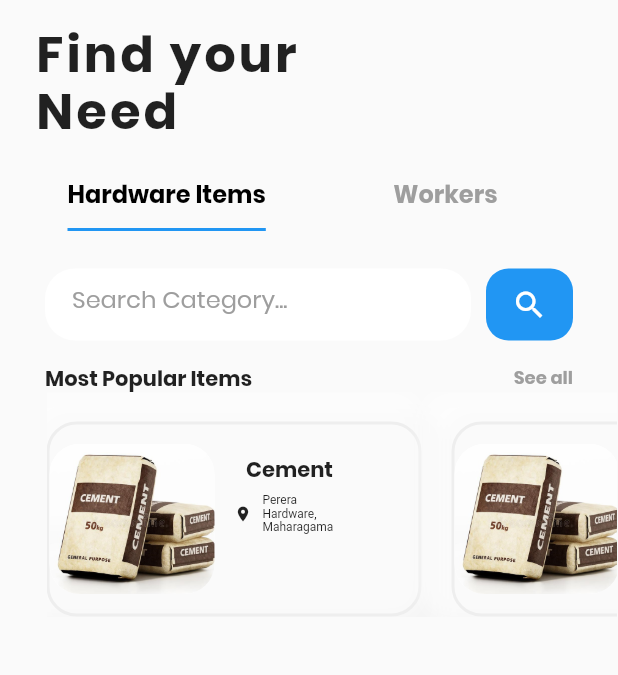
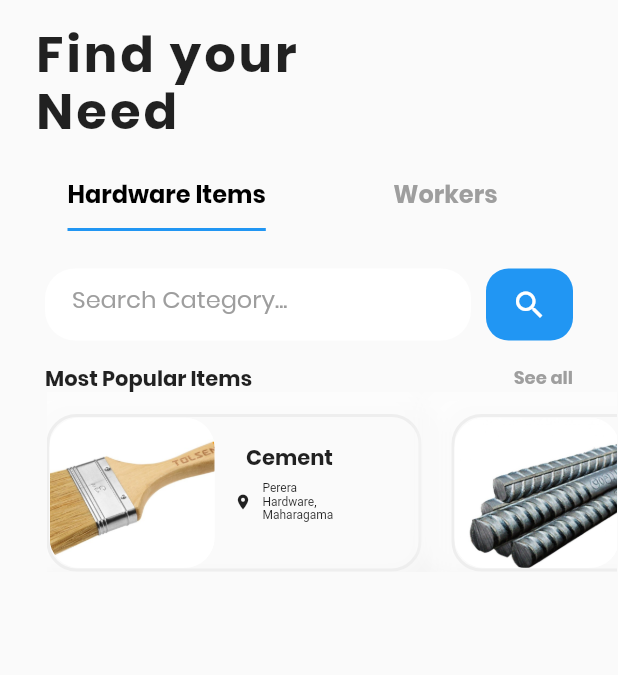
Before and after one commit to ProSiteGroup2/Group2, a Flutter app: the screen it shows after launch, on a phone screen of 412 x 824 dp, the part 90-765 px from its top. Run offline on Flutter 3.47's test engine with Material 2 defaults, Android fonts, the phone set to English and light mode, and no system bars.

Commit message:
all images add to carousal

```diff
--- a/lib/components/image_causerol.dart
+++ b/lib/components/image_causerol.dart
@@ -31,7 +31,7 @@ class _ImageCauserolState extends State<ImageCauserol> {
   Widget build(BuildContext context) {
     return SizedBox(
       width: kPropWidth(context, 1) - 32,
-      height: 150,
+      height: 120,
       child: Stack(
         children: [
           // Image Causerol
@@ -43,7 +43,7 @@ class _ImageCauserolState extends State<ImageCauserol> {
                 return Container(
                               width: 250,
                               height: 100,
-                              margin: EdgeInsets.only( right:20,top: 20),
+                              margin: EdgeInsets.only( right:20,top: 15),
                               decoration: BoxDecoration(
                                  border: Border.all(width: 2, color: Colors.grey.shade200),
                                  borderRadius: BorderRadius.all(Radius.circular(20)),
@@ -71,7 +71,7 @@ class _ImageCauserolState extends State<ImageCauserol> {
                                       borderRadius: BorderRadius.circular(20),
                                       color: Colors.white,
                                       image: DecorationImage(
-                                        image: AssetImage("assets/imgs/cement.png"),
+                                        image: AssetImage("${imgs[i]}"),
                                         fit: BoxFit.cover,
                                         ),
                                       ),
@@ -146,7 +146,7 @@ class _ImageCauserolState extends State<ImageCauserol> {
           //             "$photo",
           //             style: const TextStyle(
           //                 fontSize: 14.0,
-          //                 color: Colors.white,
+          //                 color: Colors.black,
           //                 fontWeight: FontWeight.w600),
           //           ),
           //           const SizedBox(
--- a/lib/main.dart
+++ b/lib/main.dart
@@ -1,6 +1,7 @@
 import 'package:flutter/material.dart';
 import 'package:hardware_new/src/ui/home_screen.dart';
-
+// ignore: unused_import
+import 'dart:ui';
 
 void main() {
   runApp(MyApp());
--- a/lib/src/ui/home_screen.dart
+++ b/lib/src/ui/home_screen.dart
@@ -22,15 +22,17 @@ Map<String, dynamic> data = {
     'about':
         "Lorem ipsum dolor sit amet, consectetur adipiscing elit. Nullam justo velit, iaculis ac diam et, condimentum molestie felis. Curabitur maximus turpis ut vehicula aliquet. Proin vitae eleifend metus Nullam justo velit, iaculis ac diam et, condimentum molestie felis. Curabitur maximus turpis ut vehicula aliquet. Proin vitae eleifend metus",
     'images': [
-      'assets/imgs/logo.png'
-      'assets/imgs/cement.jpg'
+      'assets/imgs/brush.jpg',
+      'assets/imgs/stee.jpg',
+      'assets/imgs/cement.jpg',
       'assets/imgs/cement.png',
-      'assets/img/house02.png'
+      'assets/imgs/logo.png',
+
     ],
     'owner': {
       'name': "Rental Surat",
       'who': "Owner",
-      'image': "assets/img/ava_2.png",
+      'image': "assets/imgs/logo.png",
       'contact_no': "+94750001112"
     },
     'rating': {
@@ -38,14 +40,14 @@ Map<String, dynamic> data = {
       'outof': 5,
       'reviews': [
         {
-          'avatar': 'assets/img/ava_2.png',
+          'avatar': 'assets/imgs/logo.png',
           'user_name': 'ACV IOP',
           'rate': 4.5,
           'review':
               'Lorem ipsum dolor sit amet, consectetur adipiscing elit. Nullam justo velit, iaculis ac diam et, condimentum molestie felis. Curabitur maximus turpis ut vehicula aliquet. Proin vitae eleifend metus Nullam justo velit, iaculis ac diam et, condimentum molestie felis. Curabitur maximus turpis ut vehicula aliquet. Proin vitae eleifend metus',
         },
         {
-          'avatar': 'assets/img/ava_2.png',
+          'avatar': 'assets/imgs/logo.png',
           'user_name': 'IOP IOP',
           'rate': 4.6,
           'review': 'Lorem ipsum ',
@@ -93,7 +95,7 @@ Map<String, dynamic> data = {
     'user': {
       'id': "u1256369554",
       'name': 'USER UIO',
-      'image': 'assets/img/ava_2.png'
+      'image': 'assets/imgs/logo.png'
     }
   };
 
--- a/pubspec.yaml
+++ b/pubspec.yaml
@@ -55,6 +55,11 @@ flutter:
     - assets/imgs/cement.jpg
     - assets/imgs/cement.png
     - assets/icons/search.png
+    - assets/imgs/brush.jpg
+    - assets/imgs/stee.jpg
+    - assets/imgs/cement.jpg
+    - assets/imgs/cement.png
+    - assets/imgs/logo.png
 
   # An image asset can refer to one or more resolution-specific "variants", see
   # https://flutter.dev/assets-and-images/#resolution-aware.
```
Also changed, not shown: assets/imgs/brush.jpg (added), assets/imgs/gog.jpg (added), assets/imgs/stee.jpg (added).
